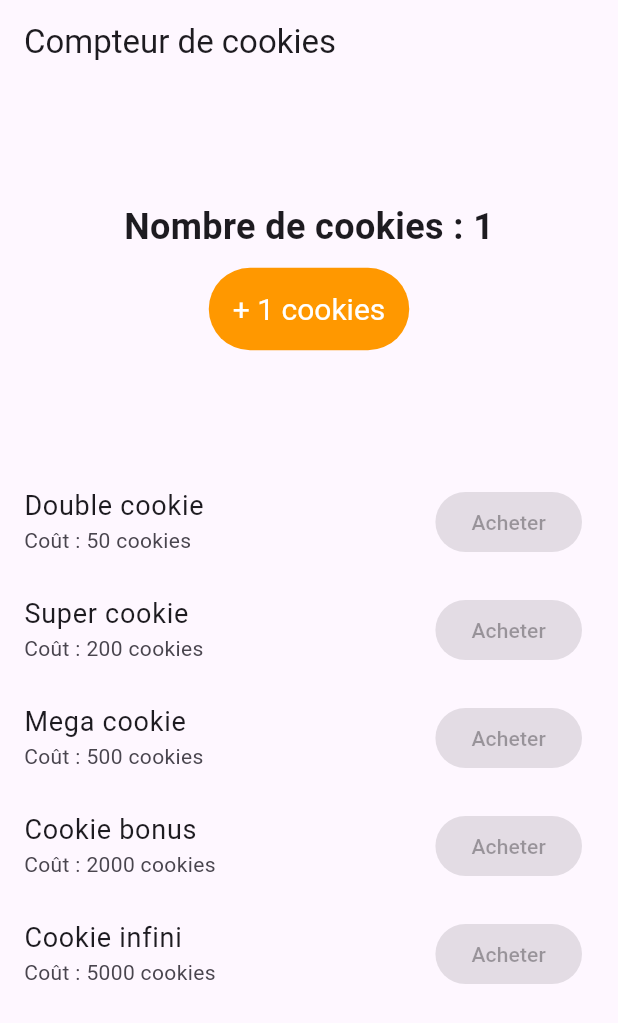
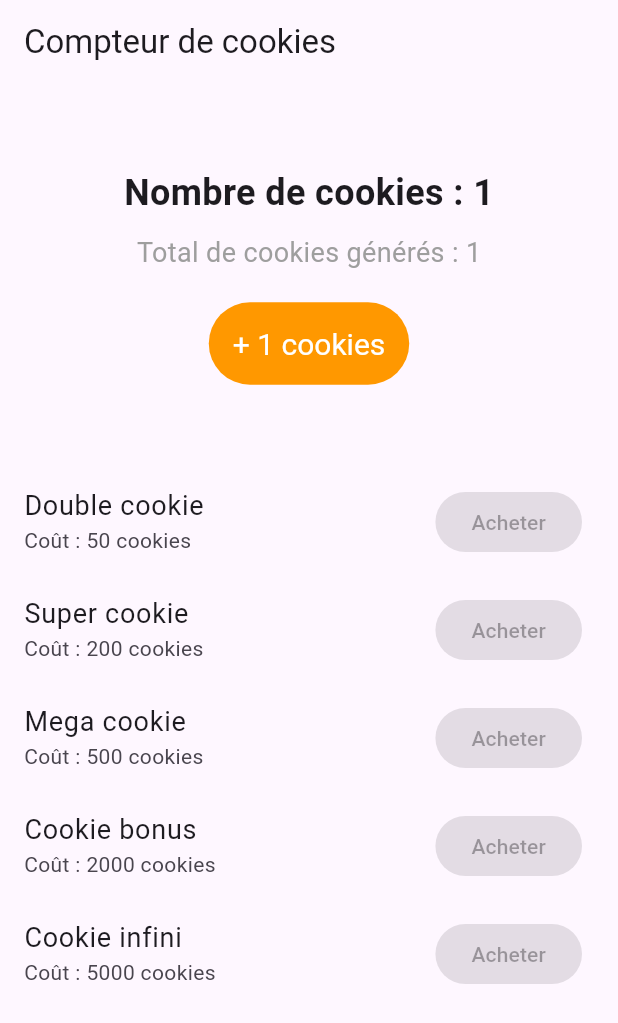
Before and after one commit to ezrekiel/cookie_clicker, a Flutter app: the screen it shows after launch, after a tap on an icon or button, on a phone screen of 412 x 824 dp. Shown: the top 1023 px of the screen. Run offline on Flutter 3.47's test engine with Material 3 defaults, Android fonts, the phone set to English and light mode, and no system bars.

Commit message:
added total amount of cookies

```diff
--- a/lib/homepage.dart
+++ b/lib/homepage.dart
@@ -1,5 +1,5 @@
 import 'package:flutter/material.dart';
-import 'dart:math'; // Pour la fonction de calcul du plafond (ceil)
+import 'dart:math'; // Pour les calculs comme ceil()
 
 class Homepage extends StatefulWidget {
   const Homepage({super.key});
@@ -9,8 +9,9 @@ class Homepage extends StatefulWidget {
 }
 
 class _HomepageState extends State<Homepage> {
-  int counter = 0;
-  int step = 1;
+  int counter = 0; // Cookies actuels
+  int step = 1; // Nombre de cookies gagnés par clic
+  int totalCookies = 0; // Total de cookies générés depuis le début
 
   // Liste des upgrades achetables
   final List<Map<String, dynamic>> upgrades = [
@@ -21,7 +22,7 @@ class _HomepageState extends State<Homepage> {
     {'name': 'Cookie infini', 'cost': 5000, 'increment': 1, 'purchased': false, 'unique': false},
   ];
 
-  // Méthode pour recalculer l'effet du Cookie bonus
+  // Méthode pour calculer le bonus dynamique
   int calculateBonusIncrement() {
     return (step * 0.1).ceil(); // 10% du step arrondi au supérieur
   }
@@ -41,6 +42,7 @@ class _HomepageState extends State<Homepage> {
               child: Column(
                 mainAxisAlignment: MainAxisAlignment.center,
                 children: [
+                  // Nombre de cookies actuels
                   Text(
                     'Nombre de cookies : $counter',
                     style: const TextStyle(
@@ -49,10 +51,23 @@ class _HomepageState extends State<Homepage> {
                     ),
                   ),
                   const SizedBox(height: 10),
+
+                  // Nombre total de cookies générés
+                  Text(
+                    'Total de cookies générés : $totalCookies',
+                    style: const TextStyle(
+                      fontSize: 18,
+                      color: Colors.grey,
+                    ),
+                  ),
+                  const SizedBox(height: 20),
+
+                  // Bouton pour ajouter des cookies
                   TextButton(
                     onPressed: () {
                       setState(() {
-                        counter += step;
+                        counter += step; // Ajouter des cookies au compteur actuel
+                        totalCookies += step; // Ajouter des cookies au total
                       });
                     },
                     style: TextButton.styleFrom(
@@ -90,21 +105,20 @@ class _HomepageState extends State<Homepage> {
                               counter -= upgrade['cost'] as int;
 
                               if (upgrade['name'] == 'Cookie bonus') {
-                                // Si c'est le Cookie bonus
+                                // Cas du Cookie bonus
                                 step += calculateBonusIncrement();
                                 upgrades[index]['purchased'] = true;
                               } else if (upgrade['name'] == 'Cookie infini') {
-                                // Si c'est le Cookie infini
+                                // Cas du Cookie infini
                                 step += upgrade['increment'] as int;
 
-                                // Recalcul dynamique du Cookie bonus
-                                final bonusIndex = upgrades.indexWhere(
-                                    (item) => item['name'] == 'Cookie bonus');
+                                // Recalcul du Cookie bonus si déjà acheté
+                                final bonusIndex = upgrades.indexWhere((item) => item['name'] == 'Cookie bonus');
                                 if (bonusIndex != -1 && upgrades[bonusIndex]['purchased']) {
                                   step += calculateBonusIncrement();
                                 }
                               } else {
-                                // Pour les autres achats
+                                // Cas des autres achats
                                 step += upgrade['increment'] as int;
                                 if (upgrade['unique']) {
                                   upgrades[index]['purchased'] = true;
```
